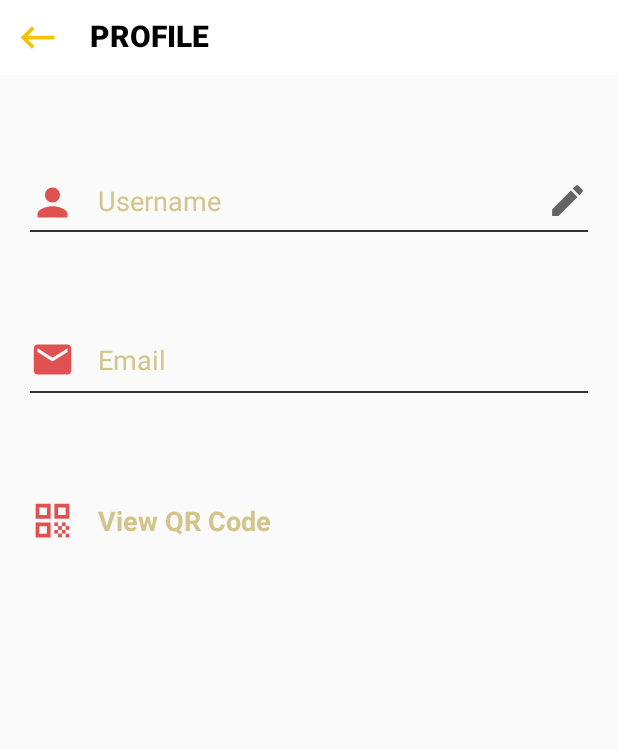
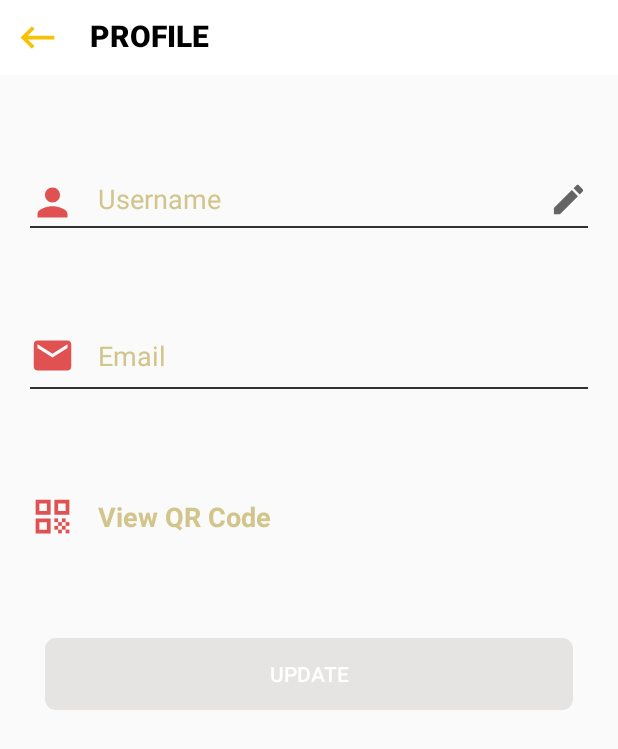
Before and after one commit to Wishakhn/PerkBlind, an Android app: the Profile screen opened directly, with no data from a screen before it, on a phone screen of 412 x 824 dp. Shown: the top 749 px of the screen. Run offline under Robolectric (Android 15) with nearby library versions, the phone set to English and light mode, and no system bars; our stand-ins replace Firebase (no records; nobody signed in at launch, a user with empty details on screens opened directly); libraries missing offline, so code that uses them is left out: com.google.api.services; 3 statements that could not run were skipped.

Commit message:
Perk Blind Commit 35 Edit Profile Module complete

```diff
--- a/app/src/main/AndroidManifest.xml
+++ b/app/src/main/AndroidManifest.xml
@@ -16,7 +16,8 @@
         android:roundIcon="@mipmap/ic_launcher"
         android:supportsRtl="true"
         android:theme="@style/AppTheme">
-        <activity android:name=".LoginToGmail"></activity>
+        <activity android:name=".QRCodeViewer"></activity>
+        <activity android:name=".LoginToGmail" />
         <activity android:name=".gmail.Starred" />
         <activity android:name=".gmail.Inbox" />
         <activity android:name=".Profile" />
@@ -29,6 +30,7 @@
         <activity android:name=".SplashActivity">
             <intent-filter>
                 <action android:name="android.intent.action.MAIN" />
+
                 <category android:name="android.intent.category.LAUNCHER" />
             </intent-filter>
         </activity>
--- a/app/src/main/java/com/fyp/perkblind/Prefrences.java
+++ b/app/src/main/java/com/fyp/perkblind/Prefrences.java
@@ -91,5 +91,9 @@ public class Prefrences {
         UserData user = gson.fromJson(json, UserData.class);
         return user;
     }
+    public  void  removePrefernce(String key){
+        editor.remove(key);
+        editor.commit();
+    }
 
 }
--- a/app/src/main/java/com/fyp/perkblind/Settings.java
+++ b/app/src/main/java/com/fyp/perkblind/Settings.java
@@ -73,7 +73,7 @@ public class Settings extends AppCompatActivity {
             public void onDataChange(@NonNull DataSnapshot dataSnapshot) {
                 reference.setValue("false");
                 FirebaseAuth.getInstance().signOut();
-                prefs.saveUserState(false);
+                prefs.saveBooleanPrefernce(Prefrences.IS_LOGGED_IN,false);
                 Intent goback = new Intent(Settings.this, Register_Login.class);
                 goback.setFlags(Intent.FLAG_ACTIVITY_CLEAR_TASK | Intent.FLAG_ACTIVITY_NEW_TASK);
                 startActivity(goback);
--- a/app/src/main/java/com/fyp/perkblind/SpeechTextManager.java
+++ b/app/src/main/java/com/fyp/perkblind/SpeechTextManager.java
@@ -142,7 +142,7 @@ public class SpeechTextManager implements ISpeechTextManager {
         dialog.getWindow().setBackgroundDrawable(new ColorDrawable(Color.TRANSPARENT));
     }
 
-    void ttsListner(){
+    public void ttsListner(){
         tts.setOnUtteranceProgressListener(new UtteranceProgressListener() {
             @Override
             public void onStart(String s) {
@@ -154,7 +154,7 @@ public class SpeechTextManager implements ISpeechTextManager {
                 activity.runOnUiThread(new Runnable() {
                     @Override
                     public void run() {
-                        dialog2.dismiss();
+                        if (showDialog) dialog2.dismiss();
                         getSpeechInput();
                     }
                 });
--- a/app/src/main/res/layout/activity_profile.xml
+++ b/app/src/main/res/layout/activity_profile.xml
@@ -1,89 +1,123 @@
 <?xml version="1.0" encoding="utf-8"?>
-<androidx.appcompat.widget.LinearLayoutCompat
-    xmlns:android="http://schemas.android.com/apk/res/android"
+<androidx.appcompat.widget.LinearLayoutCompat xmlns:android="http://schemas.android.com/apk/res/android"
     xmlns:app="http://schemas.android.com/apk/res-auto"
     xmlns:tools="http://schemas.android.com/tools"
     android:layout_width="match_parent"
     android:layout_height="match_parent"
     android:orientation="vertical"
     tools:context=".Profile">
-    <include layout="@layout/custom_toolbar"/>
+
+    <include layout="@layout/custom_toolbar" />
 
     <androidx.appcompat.widget.LinearLayoutCompat
         android:layout_width="match_parent"
         android:layout_height="0dp"
+        android:layout_weight="1"
         android:orientation="vertical"
-    android:paddingHorizontal="20dp"
-    android:layout_weight="1">
+        android:paddingHorizontal="20dp">
+
         <RelativeLayout
+            android:id="@+id/uNameContainer"
+            android:layout_width="match_parent"
+            android:layout_height="wrap_content"
             android:layout_marginTop="70dp"
-        android:layout_width="match_parent"
-        android:layout_height="wrap_content">
+            android:onClick="ProfileClickHandler"
+            >
+
             <ImageView
                 android:id="@+id/icnmail"
                 android:layout_width="wrap_content"
                 android:layout_height="wrap_content"
                 android:src="@drawable/ic_person"
-            app:tint="@color/colorDarkPeach" />
+                app:tint="@color/colorDarkPeach"
+                android:onClick="ProfileClickHandler"
+                />
+
             <EditText
                 android:id="@+id/NameET"
                 android:layout_width="match_parent"
+                android:layout_height="wrap_content"
+                android:layout_marginLeft="15dp"
+                android:layout_marginBottom="6dp"
+                android:layout_toRightOf="@+id/icnmail"
+                android:background="@null"
+                android:enabled="false"
+                android:hint="Username"
+                android:imeOptions="actionNext"
                 android:singleLine="true"
-            android:imeOptions="actionNext"
-            android:layout_height="wrap_content"
-            android:hint="Username"
-            android:layout_toRightOf="@+id/icnmail"
+                android:textColor="@color/colorDarkPeach"
                 android:textColorHint="@color/colorKayiFade"
-            android:textSize="18sp"
-            android:layout_marginLeft="15dp"
-            android:background="@null"
-            android:layout_marginBottom="6dp"
-            android:textColor="@color/colorDarkPeach"
-            android:drawableEnd="@drawable/ic_edit"/>
+                android:textSize="18sp" />
+
+            <ImageView
+                android:id="@+id/editName"
+                android:layout_width="26dp"
+                android:layout_height="26dp"
+                android:layout_alignParentEnd="true"
+                android:onClick="ProfileClickHandler"
+                android:src="@drawable/ic_edit" />
         </RelativeLayout>
+
         <View
             android:layout_width="match_parent"
             android:layout_height="1dp"
-        android:background="@color/colorDarkGrey"/>
+            android:background="@color/colorDarkGrey" />
 
         <androidx.appcompat.widget.AppCompatTextView
-            android:layout_marginTop="70dp"
             android:id="@+id/MailET"
             android:layout_width="match_parent"
-            android:singleLine="true"
-            android:imeOptions="actionNext"
             android:layout_height="wrap_content"
-            android:hint="Email"
+            android:layout_marginTop="70dp"
+            android:layout_marginBottom="6dp"
+            android:background="@null"
             android:drawableStart="@drawable/ic_baseline_email_24"
+            android:drawablePadding="15dp"
             android:drawableTint="@color/colorDarkPeach"
             android:gravity="center_vertical"
-            android:drawablePadding="15dp"
+            android:hint="Email"
+            android:imeOptions="actionNext"
+            android:singleLine="true"
+            android:textColor="@color/colorDarkPeach"
             android:textColorHint="@color/colorKayiFade"
-            android:textSize="18sp"
-            android:background="@null"
-            android:layout_marginBottom="6dp"
-            android:textColor="@color/colorDarkPeach"/>
+            android:textSize="18sp" />
+
         <View
             android:layout_width="match_parent"
             android:layout_height="1dp"
-        android:background="@color/colorDarkGrey"/>
+            android:background="@color/colorDarkGrey" />
+
         <androidx.appcompat.widget.AppCompatTextView
             android:id="@+id/viewQR"
+            android:layout_width="match_parent"
+            android:layout_height="wrap_content"
             android:layout_marginTop="70dp"
-        android:layout_width="match_parent"
-        android:singleLine="true"
+            android:layout_marginBottom="6dp"
+            android:background="@null"
             android:drawableStart="@drawable/ic_baseline_qr_code_24"
             android:drawablePadding="15dp"
             android:drawableTint="@color/colorDarkPeach"
+            android:gravity="center_vertical"
+            android:hint="View QR Code"
             android:imeOptions="actionNext"
-        android:layout_height="wrap_content"
-        android:gravity="center_vertical"
-        android:textStyle="bold"
-        android:hint="View QR Code"
+            android:onClick="ProfileClickHandler"
+            android:singleLine="true"
+            android:textColor="@color/colorDarkPeach"
             android:textColorHint="@color/colorKayiFade"
             android:textSize="18sp"
-        android:background="@null"
-        android:layout_marginBottom="6dp"
-        android:textColor="@color/colorDarkPeach"/>
+            android:textStyle="bold" />
+
+        <Button
+            android:id="@+id/updateBtn"
+            android:layout_width="match_parent"
+            android:layout_height="wrap_content"
+            android:layout_below="@+id/ttsoptionspeak"
+            android:layout_centerHorizontal="true"
+            android:layout_marginHorizontal="10dp"
+            android:layout_marginTop="60dp"
+            android:background="@drawable/btnbackground_disabled"
+            android:enabled="false"
+            android:text="UPDATE"
+            android:onClick="ProfileClickHandler"
+            android:textColor="@color/colorWhite" />
     </androidx.appcompat.widget.LinearLayoutCompat>
 </androidx.appcompat.widget.LinearLayoutCompat>
```
Also changed, not shown: app/src/main/java/com/fyp/perkblind/Profile.java (+133 -0 lines), app/src/main/java/com/fyp/perkblind/QRCodeViewer.java (added, +14 -0 lines), app/src/main/res/layout/activity_q_r_code_viewer.xml (added, +9 -0 lines). Lines whose indentation alone changed are shown as unchanged.
